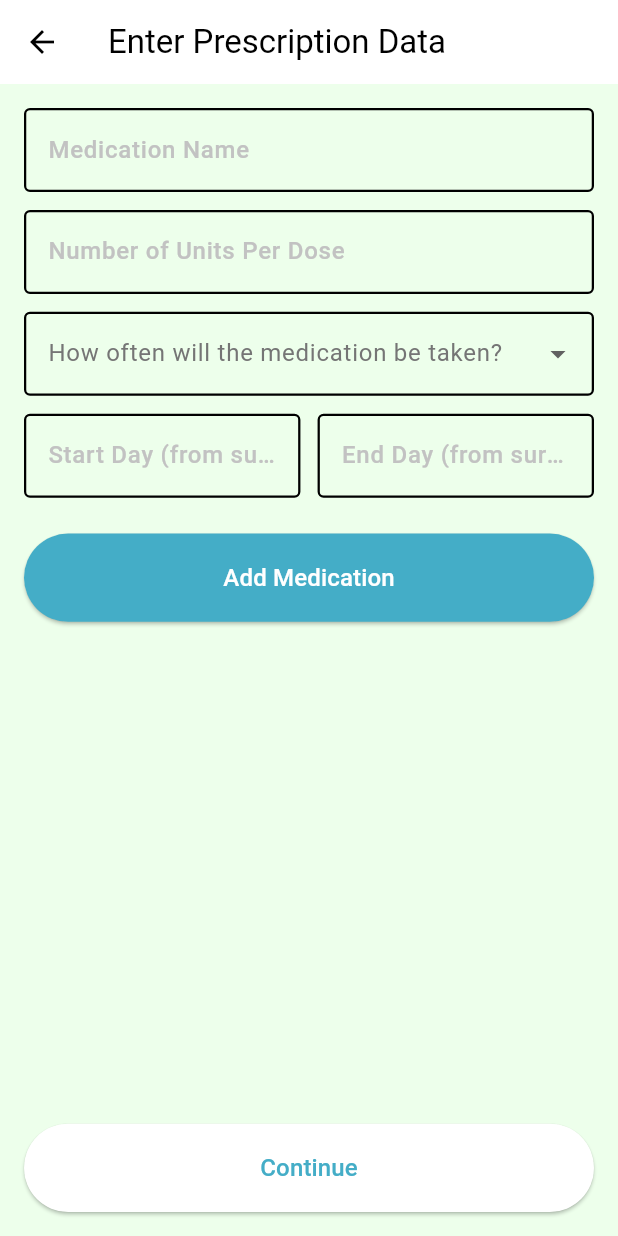
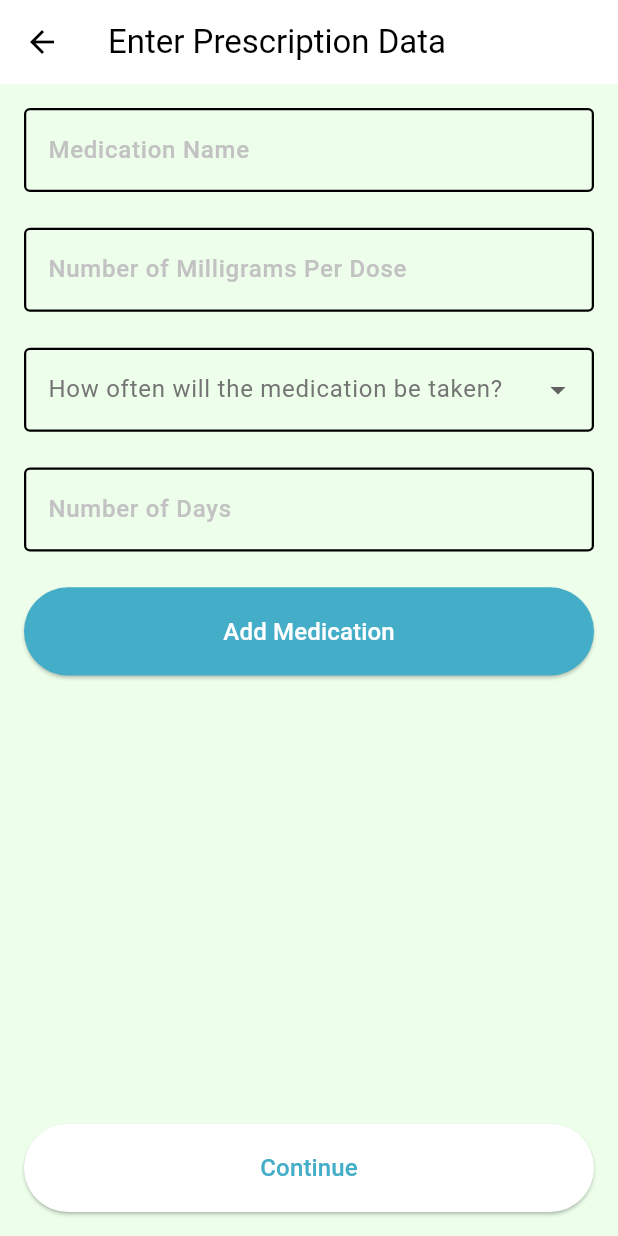
Before and after one commit to NodeMedDisp/Node_App, a Flutter app: the EnterPrescriptionData screen opened directly, on a phone screen of 412 x 824 dp. Run offline on Flutter 3.47's test engine with Material 3 defaults, Android fonts, the phone set to English and light mode, and no system bars; our stand-ins replace awesome_dialog, cached_network_image, firebase_auth, firebase_core, flutter_bloc, flutter_blue_plus and 11 more; accounts and stored records are empty.

Commit message:
Updated the spacing on the "Select Time" buttons to have more room. Changed the counselling screen from "Start and End Day" to "Number of Days" and the main on the calendar screen to match.

```diff
--- a/lib/GetStarted/enter_prescription_data.dart
+++ b/lib/GetStarted/enter_prescription_data.dart
@@ -17,8 +17,7 @@ class EnterPrescriptionData extends StatefulWidget {
 class _EnterPrescriptionDataState extends State<EnterPrescriptionData> {
   final TextEditingController _medicationController = TextEditingController();
   final TextEditingController _doseController = TextEditingController();
-  final TextEditingController _startDayController = TextEditingController();
-  final TextEditingController _endDayController = TextEditingController();
+  final TextEditingController _daysController = TextEditingController();
   String? _frequency;
   List<String> _times = [];
   List<Map<String, String>> medications = [];
@@ -30,8 +29,7 @@ class _EnterPrescriptionDataState extends State<EnterPrescriptionData> {
     if (_medicationController.text.isNotEmpty &&
         _doseController.text.isNotEmpty &&
         _frequency != null &&
-        _startDayController.text.isNotEmpty &&
-        _endDayController.text.isNotEmpty) {
+        _daysController.text.isNotEmpty) {
 
 // Convert the selected times from TimeOfDay to a formatted string
       _times = _selectedTimes
@@ -46,8 +44,7 @@ class _EnterPrescriptionDataState extends State<EnterPrescriptionData> {
           "frequency": _frequency!,
           "dose": _doseController.text,
           "times": _times.join(', '),
-          "startDay": _startDayController.text,
-          "endDay": _endDayController.text,
+          "numDays": _daysController.text,
         });
 
         // Clear the input fields
@@ -55,8 +52,7 @@ class _EnterPrescriptionDataState extends State<EnterPrescriptionData> {
         _doseController.clear();
         _frequency = null; // Reset dropdown value
         _selectedTimes = List.filled(_numTimesPerDay, null); // Clear the times
-        _startDayController.clear();
-        _endDayController.clear();
+        _daysController.clear();
       });
     } else {
       // Optional: Display an alert or error message
@@ -115,14 +111,14 @@ class _EnterPrescriptionDataState extends State<EnterPrescriptionData> {
                   ),
                 ),
               ),
-              SizedBox(height: 10.h),
+              SizedBox(height: 20.h),
 
               //Number of pills
               TextField(
                 controller: _doseController,
                 keyboardType: TextInputType.number,
                 decoration: InputDecoration(
-                  labelText: "Number of Units Per Dose",
+                  labelText: "Number of Milligrams Per Dose",
                   labelStyle: TextStyles.font14Hint500Weight,
                   border: const OutlineInputBorder(
                     borderSide: BorderSide(
@@ -144,7 +140,7 @@ class _EnterPrescriptionDataState extends State<EnterPrescriptionData> {
                   ),
                 ),
               ),
-              SizedBox(height: 10.h),
+              SizedBox(height: 20.h),
 
               // Frequency Dropdown
               DropdownButtonFormField<String>(
@@ -206,13 +202,15 @@ class _EnterPrescriptionDataState extends State<EnterPrescriptionData> {
                   });
                 },
               ),
-              SizedBox(height: 10.h),
+              SizedBox(height: 20.h),
 
               // Time Inputs based on selected frequency
               if (_numTimesPerDay > 0) ...[
                 Column(
                   children: List.generate(_numTimesPerDay, (index) {
-                    return Row(
+                    return Padding(
+                      padding: EdgeInsets.only(bottom: 10.h), // Adjust spacing here
+                      child: Row(
                         children: [
                           Expanded(
                             child: ElevatedButton(
@@ -226,24 +224,23 @@ class _EnterPrescriptionDataState extends State<EnterPrescriptionData> {
                                     : 'Time: ${_selectedTimes[index]!.format(context)}',
                                 style: TextStyles.font14Hint500Weight
                                     .copyWith(color: ColorsManager.mainBlue),
-                              )),
+                              ),
+                            ),
                           ),
                         ],
+                      ),
                     );
                   }),
                 ),
-                SizedBox(height: 10.h),
+                SizedBox(height: 20.h),
               ],
 
-              // Timeframe (Start Day to End Day from surgery)
-              Row(
-                children: [
-                  Expanded(
-                    child: TextField(
-                      controller: _startDayController,
+              // Timeframe In Days
+              TextField(
+                controller: _daysController,
                 keyboardType: TextInputType.number,
                 decoration: InputDecoration(
-                        labelText: "Start Day (from surgery)",
+                  labelText: "Number of Days",
                   labelStyle: TextStyles.font14Hint500Weight,
                   border: OutlineInputBorder(
                     borderSide: BorderSide(
@@ -263,37 +260,6 @@ class _EnterPrescriptionDataState extends State<EnterPrescriptionData> {
                     ),
                   ),
                 ),
-                    ),
-                  ),
-                  SizedBox(width: 10.w),
-                  Expanded(
-                    child: TextField(
-                      controller: _endDayController,
-                      keyboardType: TextInputType.number,
-                      decoration: InputDecoration(
-                        labelText: "End Day (from surgery)",
-                        labelStyle: TextStyles.font14Hint500Weight,
-                        border: OutlineInputBorder(
-                          borderSide: BorderSide(
-                            color: Colors.grey[400]!,
-                          ),
-                        ),
-                        enabledBorder: const OutlineInputBorder(
-                          borderSide: BorderSide(
-                            color: Colors.black,
-                            width: 1.5,
-                          ),
-                        ),
-                        focusedBorder: const OutlineInputBorder(
-                          borderSide: BorderSide(
-                            color: ColorsManager.mainBlue,
-                            width: 2.0,
-                          ),
-                        ),
-                      ),
-                    ),
-                  ),
-                ],
               ),
               SizedBox(height: 20.h),
 
--- a/lib/HomePage/calendar_widg.dart
+++ b/lib/HomePage/calendar_widg.dart
@@ -93,12 +93,18 @@ class _CalendarWidgetState extends State<CalendarWidget> {
 
     // Calculate prompts from widget data
     final widgetPrompts = widget.prompts.where((prompt) {
-      final startDay = int.parse(prompt['startDay']!);
-      final endDay = int.parse(prompt['endDay']!);
-      final activityDay = widget.StartDate.add(Duration(days: startDay - 1));
-      final lastActivityDay = widget.StartDate.add(Duration(days: endDay - 1));
-      return day.isAfter(activityDay.subtract(const Duration(days: 1))) &&
-          day.isBefore(lastActivityDay.add(const Duration(days: 1)));
+      final numberOfDaysStr = prompt['numberOfDays'];
+      if (numberOfDaysStr == null) return false;
+
+      final numberOfDays = int.tryParse(numberOfDaysStr);
+      if (numberOfDays == null) return false;
+
+      final activityStart = widget.StartDate;
+      final activityEnd = activityStart.add(Duration(days: numberOfDays - 1));
+
+      final normalizedDay = DateTime(day.year, day.month, day.day);
+      return normalizedDay.isAfter(activityStart.subtract(const Duration(days: 1))) &&
+          normalizedDay.isBefore(activityEnd.add(const Duration(days: 1)));
     }).toList();
 
     // Merge prompts while avoiding duplicates
@@ -133,11 +139,12 @@ class _CalendarWidgetState extends State<CalendarWidget> {
 
     // Parse widget medications
     final widgetMedications = widget.medications.where((medication) {
-      final startDay = int.parse(medication['startDay']!);
-      final endDay = int.parse(medication['endDay']!);
-      final medicationStartDay = widget.StartDate.add(Duration(days: startDay - 1));
-      final lastMedicationDay = widget.StartDate.add(Duration(days: endDay - 1));
-      return day.isAfter(medicationStartDay.subtract(const Duration(days: 1))) &&
+      final numDays = int.parse(medication['numDays']!);
+      final medicationStartDay = widget.StartDate.add(Duration(days: -1));
+      final lastMedicationDay =
+      widget.StartDate.add(Duration(days: numDays - 1));
+      return day
+          .isAfter(medicationStartDay.subtract(const Duration(days: 1))) &&
           day.isBefore(lastMedicationDay.add(const Duration(days: 1)));
     }).toList();
 
@@ -591,7 +598,7 @@ class _CalendarWidgetState extends State<CalendarWidget> {
           content: Text(
             "Required Response: ${prompt['resReq']}\n"
             "Response Options: $options\n"
-            "Days: ${prompt['startDay']} to ${prompt['endDay']}",
+            "Duration: ${prompt['numberOfDays']} day(s)",
           ),
           actions: [
             TextButton(
@@ -618,7 +625,7 @@ class _CalendarWidgetState extends State<CalendarWidget> {
             "Frequency: ${medication['frequency']}\n"
             "Dose: ${medication['dose']}\n"
             "Times: ${medication['times']}\n"
-            "Days: ${medication['startDay']} to ${medication['endDay']}",
+            "Duration: ${medication['numberOfDays']} day(s)",
           ),
           actions: [
             TextButton(
--- a/lib/LoginComp/routing/routes.dart
+++ b/lib/LoginComp/routing/routes.dart
@@ -1,5 +1,6 @@
 class Routes {
-  static const String mockBLEScanner = '/mockScanner';
+  static const String mockBLEScannerScreen = '/mockBLEScannerScreen';
+  static const String mockBLEScannerWidget = '/mockBLEScannerWidget';
   static const String loginScreen = "/loginScreen";
   static const String forgetScreen = "/forgetScreen";
   static const String signupScreen = "/signupScreen";
```
Also changed, not shown: lib/GetStarted/enter_counseling_data.dart (+8 -45 lines), lib/GetStarted/summary_screen.dart (+17 -0 lines), lib/LoginComp/routing/app_router.dart (+5 -3 lines). Lines whose indentation alone changed are shown as unchanged.
